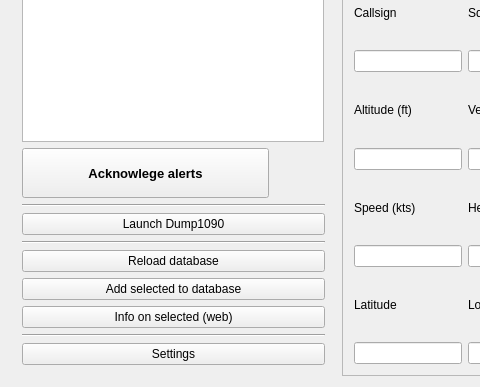
This is mainwindow.ui in squirreldev-fs/adsbAlerting as Qt 5 draws it before an edit; both pictures show x 0 to 480 and y 271 to 658 of the 809 by 658 pixel window. The edited form follows.
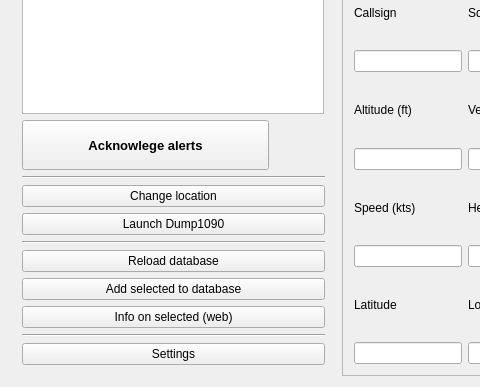
This is the edited form.

Commit message: Implemented a location selection

```diff
--- a/mainwindow.ui
+++ b/mainwindow.ui
@@ -216,6 +216,13 @@
            </property>
           </widget>
          </item>
+         <item>
+          <widget class="QPushButton" name="bChangeLocation">
+           <property name="text">
+            <string>Change location</string>
+           </property>
+          </widget>
+         </item>
          <item>
           <widget class="QPushButton" name="bDump1090">
            <property name="text">
```
The commit also changes 11 other files.
